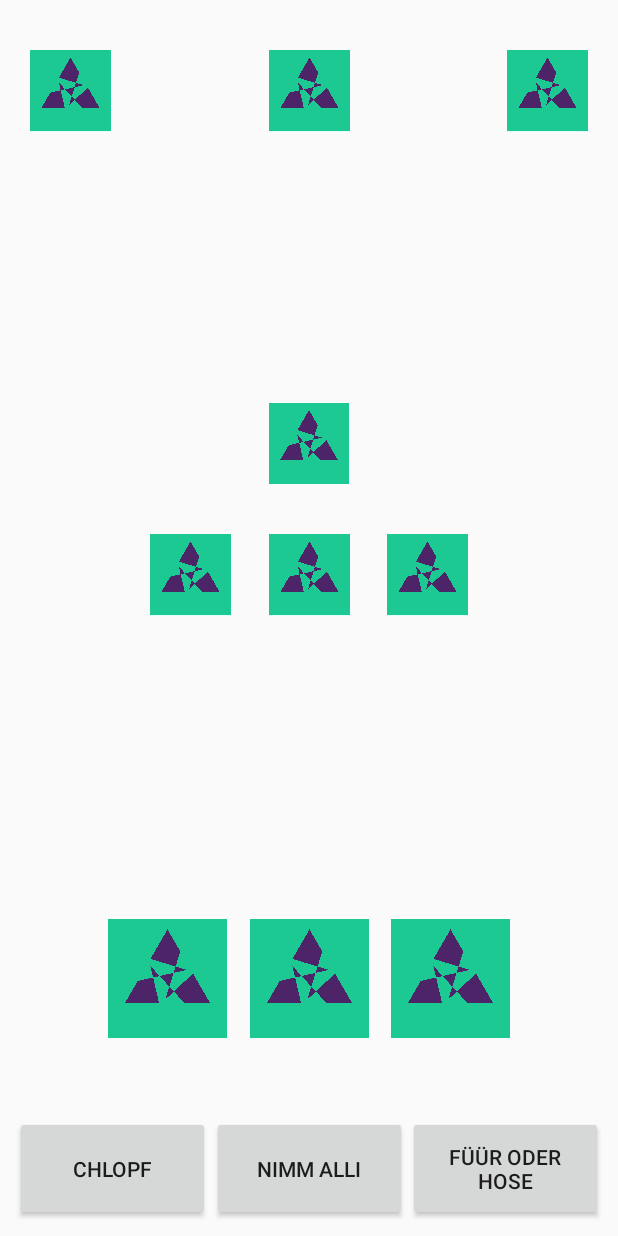
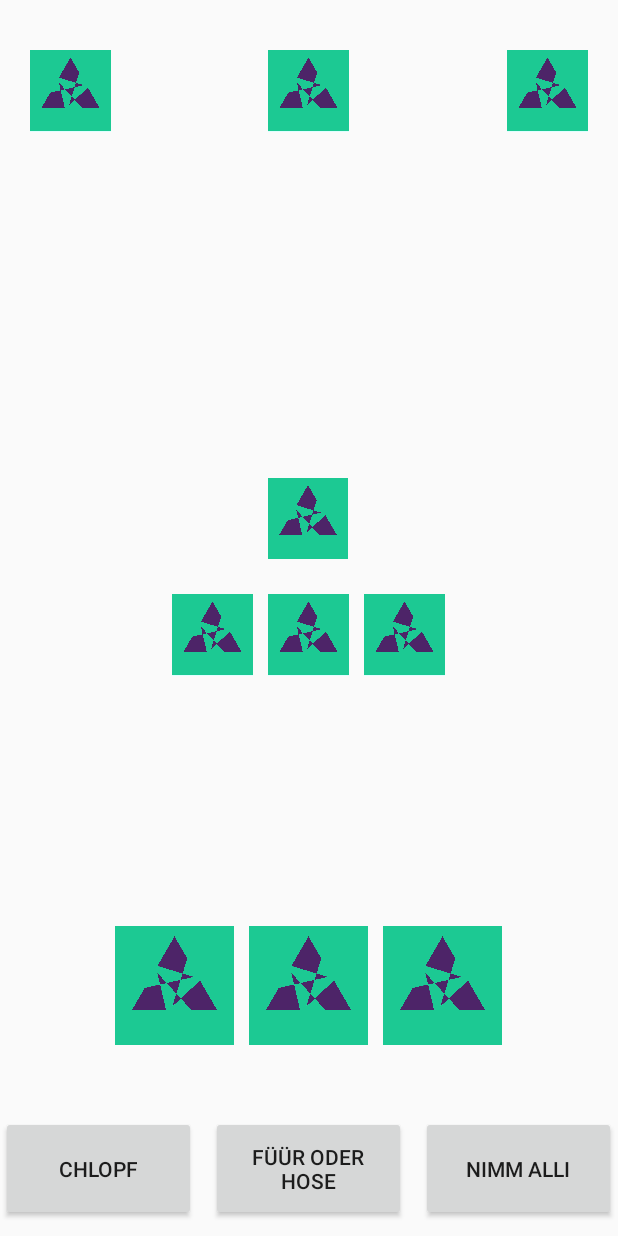
Before and after one commit to chbauman/HosenApp, an Android app: the layout activity_main.xml on its own in the app's theme, with its tools: preview values and no code run, on a phone screen of 412 x 824 dp. Run offline under Robolectric (Android 15) with nearby library versions, the phone set to English and light mode, and no system bars.

Commit message:
Fixed text also with hosenabe

```diff
--- a/app/src/main/java/com/example/test/MainActivity.java
+++ b/app/src/main/java/com/example/test/MainActivity.java
@@ -23,14 +23,18 @@ import android.view.MotionEvent;
 import android.view.View;
 import android.view.Menu;
 import android.view.MenuItem;
+import android.view.ViewGroup;
 import android.view.animation.LinearInterpolator;
 import android.view.animation.TranslateAnimation;
 import android.widget.EditText;
 import android.widget.ImageView;
+import android.widget.RelativeLayout;
+import android.widget.TextView;
 
 import org.jetbrains.annotations.NotNull;
 
 import java.util.ArrayList;
+import java.util.Iterator;
 import java.util.List;
 import java.util.Random;
 
@@ -76,6 +80,8 @@ public class MainActivity extends AppCompatActivity implements GameOverDialog.GO
     // Array containing the Views of the other players
     ImageView[] p_views;
 
+    List<TextView> addedTextsViews = new ArrayList<TextView>();
+
     public void startNew(){
         startNewGame();
     }
@@ -91,6 +97,15 @@ public class MainActivity extends AppCompatActivity implements GameOverDialog.GO
         forced_lost_index = -1;
         fire_index = -1;
         hose_index = -1;
+
+        // Remove texts
+        Iterator itr = addedTextsViews.iterator();
+        while (itr.hasNext()) {
+            TextView v = (TextView)itr.next();
+            ViewGroup vg = (ViewGroup)(v.getParent());
+            vg.removeView(v);
+            itr.remove();
+        }
 
         // Shuffle deck
         List<Integer> rp = getRandPerm(n_cards).subList(0, n_used_cards);
@@ -133,8 +148,6 @@ public class MainActivity extends AppCompatActivity implements GameOverDialog.GO
         p_views[0] = findViewById(R.id.p3);
         p_views[1] = findViewById(R.id.p2);
         p_views[2] = findViewById(R.id.p1);
-
-
 
         // Initialize game
         n_play_cs = n_players * 3;
@@ -498,7 +511,7 @@ public class MainActivity extends AppCompatActivity implements GameOverDialog.GO
         // Check if knocked
         if(k){
             Log.d("Player " + (playerId + 1), " knocked");
-            knock();
+            knock(playerId + 1);
             return;
         }
         // Take all cards
@@ -531,6 +544,8 @@ public class MainActivity extends AppCompatActivity implements GameOverDialog.GO
             Log.d("Player " + (playerId + 1), " hosed");
             if(pantsDown(playerId + 1)){
                 hose_index = playerId + 1;
+                ImageView player_card_view = p_views[playerId];
+                setTextViewBelowImgView(player_card_view, R.string.pants_down);
             } else {
                 forced_lost_index = playerId + 1;
             }
@@ -551,9 +566,13 @@ public class MainActivity extends AppCompatActivity implements GameOverDialog.GO
 
     }
 
-    public void knock(){
+    public void knock(int playerId){
         if(turn_ind < n_players){
             throw new IllegalStateException("Cannot knock now!");
+        }
+        if(playerId > 0){
+            ImageView player_card_view = p_views[playerId - 1];
+            setTextViewBelowImgView(player_card_view, R.string.knocker);
         }
         if(chlopfed < 0){
             chlopfed = turn_ind;
@@ -583,7 +602,7 @@ public class MainActivity extends AppCompatActivity implements GameOverDialog.GO
     public void knockButton(View view) {
         if(turn_ind >= n_players){
             if(turn == 0){
-                knock();
+                knock(0);
                 nextTurn();
             }
         }
@@ -698,6 +717,7 @@ public class MainActivity extends AppCompatActivity implements GameOverDialog.GO
         final int first_card_arr_ind = playerID * 3;
         final int first_card_id = used_cards.get(first_card_arr_ind);
         final int color = first_card_id / 9;
+        boolean has_ace = false;
         for(int i = 0; i < 3; ++i){
             final int hand_arr_ind = playerID * 3 + i;
             final int curr_hand_card_id = used_cards.get(hand_arr_ind);
@@ -705,11 +725,17 @@ public class MainActivity extends AppCompatActivity implements GameOverDialog.GO
             final boolean right_col = curr_color == color;
             final boolean ace = curr_hand_card_id % 9 == 0;
             final boolean image = curr_hand_card_id % 9 > 4;
+            if(ace){
+                has_ace = true;
+            }
             if(!right_col || (!ace && !image)) {
                 return false;
             }
         }
-        return true;
+        if(has_ace){
+            return true;
+        }
+        return false;
     }
 
     public boolean trapOnTable(){
@@ -741,6 +767,25 @@ public class MainActivity extends AppCompatActivity implements GameOverDialog.GO
     }
 
     // Image view helper functions
+    public void setTextViewBelowImgView(ImageView iv, int s){
+
+        int top_dist = iv.getTop();
+        int left_dist = iv.getLeft();
+        top_dist += iv.getHeight();
+
+        // Add TextView
+        RelativeLayout rl = findViewById(R.id.main_layout);
+        TextView tv = new TextView(this);
+        tv.setText(s);
+        RelativeLayout.LayoutParams params = new RelativeLayout.LayoutParams(
+                ViewGroup.LayoutParams.WRAP_CONTENT, ViewGroup.LayoutParams.WRAP_CONTENT);
+        params.addRule(RelativeLayout.ALIGN_PARENT_LEFT, RelativeLayout.TRUE);
+        params.leftMargin = left_dist;
+        params.topMargin = top_dist;
+        rl.addView(tv, params);
+        addedTextsViews.add(tv);
+    }
+
     public void setHidden(){
         Bitmap card_bmp = getCard(54, 0);
         Matrix matrix = new Matrix();
--- a/app/src/main/res/layout/activity_main.xml
+++ b/app/src/main/res/layout/activity_main.xml
@@ -13,6 +13,6 @@
 
     <include
         layout="@layout/content_main"
-        android:layout_height="470dp" />
+        android:layout_height="match_parent" />
 
 </android.support.design.widget.CoordinatorLayout>
--- a/app/src/main/res/layout/content_main.xml
+++ b/app/src/main/res/layout/content_main.xml
@@ -1,9 +1,10 @@
 <?xml version="1.0" encoding="utf-8"?>
-<android.support.constraint.ConstraintLayout xmlns:android="http://schemas.android.com/apk/res/android"
+<RelativeLayout xmlns:android="http://schemas.android.com/apk/res/android"
     xmlns:app="http://schemas.android.com/apk/res-auto"
     xmlns:tools="http://schemas.android.com/tools"
     android:layout_width="match_parent"
     android:layout_height="match_parent"
+    android:id="@+id/main_layout"
     app:layout_behavior="@string/appbar_scrolling_view_behavior"
     tools:context=".MainActivity"
     tools:showIn="@layout/activity_main">
@@ -12,10 +13,11 @@
         android:id="@+id/card1"
         android:layout_width="79dp"
         android:layout_height="123dp"
-        android:layout_marginStart="72dp"
-        android:layout_marginLeft="72dp"
-        android:layout_marginBottom="30dp"
-        app:layout_constraintBottom_toTopOf="@+id/tkall"
+        android:layout_alignEnd="@+id/card2"
+        android:layout_alignRight="@+id/card2"
+        android:layout_alignBottom="@+id/card2"
+        android:layout_marginRight="89dp"
+        android:layout_marginBottom="0dp"
         app:layout_constraintStart_toStartOf="parent"
         app:srcCompat="@drawable/entwurf" />
 
@@ -23,7 +25,9 @@
         android:id="@+id/card2"
         android:layout_width="79dp"
         android:layout_height="123dp"
-        android:layout_marginBottom="30dp"
+        android:layout_above="@+id/hose"
+        android:layout_centerHorizontal="true"
+        android:layout_marginBottom="25dp"
         app:layout_constraintBottom_toTopOf="@+id/tkall"
         app:layout_constraintEnd_toStartOf="@+id/card3"
         app:layout_constraintStart_toEndOf="@+id/card1"
@@ -33,20 +37,22 @@
         android:id="@+id/card3"
         android:layout_width="79dp"
         android:layout_height="123dp"
-        android:layout_marginEnd="72dp"
-        android:layout_marginRight="72dp"
-        android:layout_marginBottom="30dp"
-        app:layout_constraintBottom_toTopOf="@+id/tkall"
-        app:layout_constraintEnd_toEndOf="parent"
+        android:layout_alignEnd="@+id/card2"
+        android:layout_alignRight="@+id/card2"
+        android:layout_alignBottom="@+id/card2"
+        android:layout_marginRight="-89dp"
+        android:layout_marginBottom="0dp"
         app:srcCompat="@drawable/entwurf" />
 
     <ImageView
         android:id="@+id/cd_op1"
         android:layout_width="54dp"
         android:layout_height="81dp"
-        android:layout_marginStart="100dp"
-        android:layout_marginLeft="100dp"
-        android:layout_marginTop="20dp"
+        android:layout_alignTop="@+id/cd_op2"
+        android:layout_alignEnd="@+id/cd_op2"
+        android:layout_alignRight="@+id/cd_op2"
+        android:layout_marginTop="0dp"
+        android:layout_marginRight="64dp"
         app:layout_constraintStart_toStartOf="parent"
         app:layout_constraintTop_toBottomOf="@+id/cd_verd"
         app:srcCompat="@drawable/entwurf" />
@@ -55,60 +61,61 @@
         android:id="@+id/cd_op2"
         android:layout_width="54dp"
         android:layout_height="81dp"
-        android:layout_marginTop="20dp"
-        app:layout_constraintEnd_toStartOf="@+id/cd_op3"
-        app:layout_constraintStart_toEndOf="@+id/cd_op1"
-        app:layout_constraintTop_toBottomOf="@+id/cd_verd"
+        android:layout_centerHorizontal="true"
+        android:layout_above="@+id/card2"
+        android:layout_marginBottom="131dp"
         app:srcCompat="@drawable/entwurf" />
 
     <ImageView
         android:id="@+id/cd_op3"
         android:layout_width="54dp"
         android:layout_height="81dp"
-        android:layout_marginTop="20dp"
-        android:layout_marginEnd="100dp"
-        android:layout_marginRight="100dp"
-        app:layout_constraintEnd_toEndOf="parent"
-        app:layout_constraintTop_toBottomOf="@+id/cd_verd"
+        android:layout_alignTop="@+id/cd_op2"
+        android:layout_alignEnd="@+id/cd_op2"
+        android:layout_alignRight="@+id/cd_op2"
+        android:layout_marginTop="0dp"
+        android:layout_marginRight="-64dp"
         app:srcCompat="@drawable/entwurf" />
 
     <ImageView
         android:id="@+id/cd_verd"
         android:layout_width="81dp"
         android:layout_height="54dp"
+        android:layout_above="@+id/cd_op2"
+        android:layout_alignEnd="@+id/cd_op2"
+        android:layout_alignRight="@+id/cd_op2"
+        android:layout_marginRight="-13.5dp"
+        android:layout_marginBottom="10dp"
         app:layout_constraintBottom_toTopOf="@+id/card2"
         app:layout_constraintEnd_toEndOf="parent"
-        app:layout_constraintStart_toStartOf="parent"
-        app:layout_constraintTop_toTopOf="parent"
         app:srcCompat="@drawable/entwurf" />
 
     <ImageView
         android:id="@+id/p1"
         android:layout_width="54dp"
         android:layout_height="81dp"
-        android:layout_marginStart="20dp"
+        android:layout_alignTop="@+id/p2"
+        android:layout_alignParentStart="true"
+        android:layout_alignParentLeft="true"
         android:layout_marginLeft="20dp"
-        android:layout_marginTop="20dp"
-        app:layout_constraintStart_toStartOf="parent"
-        app:layout_constraintTop_toTopOf="parent"
+        android:layout_marginTop="0dp"
         app:srcCompat="@drawable/entwurf" />
 
     <ImageView
         android:id="@+id/p2"
         android:layout_width="54dp"
         android:layout_height="81dp"
+        android:layout_centerHorizontal="true"
         android:layout_marginTop="20dp"
-        app:layout_constraintEnd_toStartOf="@+id/p3"
-        app:layout_constraintStart_toEndOf="@+id/p1"
-        app:layout_constraintTop_toTopOf="parent"
         app:srcCompat="@drawable/entwurf" />
 
     <ImageView
         android:id="@+id/p3"
         android:layout_width="54dp"
         android:layout_height="81dp"
-        android:layout_marginTop="20dp"
-        android:layout_marginEnd="20dp"
+        android:layout_alignTop="@+id/p2"
+        android:layout_alignParentEnd="true"
+        android:layout_marginTop="0dp"
         android:layout_marginRight="20dp"
         app:layout_constraintEnd_toEndOf="parent"
         app:layout_constraintTop_toTopOf="parent"
@@ -118,9 +125,10 @@
         android:id="@+id/chlopf"
         android:layout_width="130dp"
         android:layout_height="70dp"
-        android:layout_marginStart="10dp"
-        android:layout_marginLeft="10dp"
-        android:layout_marginBottom="10dp"
+        android:layout_alignRight="@+id/hose"
+        android:layout_alignBottom="@+id/hose"
+        android:layout_marginRight="140dp"
+        android:layout_marginBottom="0dp"
         android:onClick="knockButton"
         android:text="@string/knock"
         app:layout_constraintBottom_toBottomOf="parent"
@@ -130,23 +138,21 @@
         android:id="@+id/tkall"
         android:layout_width="130dp"
         android:layout_height="70dp"
-        android:layout_marginBottom="10dp"
+        android:layout_alignLeft="@+id/hose"
+        android:layout_alignBottom="@+id/hose"
+        android:layout_marginLeft="140dp"
+        android:layout_marginBottom="0dp"
         android:onClick="takeAllButton"
-        android:text="@string/take_all"
-        app:layout_constraintBottom_toBottomOf="parent"
-        app:layout_constraintEnd_toStartOf="@+id/hose"
-        app:layout_constraintStart_toEndOf="@+id/chlopf" />
+        android:text="@string/take_all" />
 
     <Button
         android:id="@+id/hose"
         android:layout_width="130dp"
         android:layout_height="70dp"
-        android:layout_marginEnd="10dp"
-        android:layout_marginRight="10dp"
         android:layout_marginBottom="10dp"
+        android:layout_alignParentBottom="true"
+        android:layout_centerHorizontal="true"
         android:onClick="fireButton"
-        android:text="@string/fire_or_pants"
-        app:layout_constraintBottom_toBottomOf="parent"
-        app:layout_constraintEnd_toEndOf="parent" />
+        android:text="@string/fire_or_pants"/>
 
-</android.support.constraint.ConstraintLayout>
+</RelativeLayout>
--- a/app/src/main/res/values/strings.xml
+++ b/app/src/main/res/values/strings.xml
@@ -1,10 +1,6 @@
 <resources>
     <string name="app_name">Test</string>
-    <string name="reset">Reset</string>
-    <string name="go_back">Goh Zrugg</string>
     <string name="action_settings">Settings</string>
-    <string name="edit_message">Dini Mueter</string>
-    <string name="button_send">Send de Shit</string>
     <string name="hose_str">Hosenabe</string>
     <string name="score_str">%1$.2f Pünkt.</string>
     <string name="game_over">Spiel Vorbii</string>
@@ -13,4 +9,6 @@
     <string name="knock">Chlopf</string>
     <string name="fire_or_pants">Füür oder Hose</string>
     <string name="default_title">Titel</string>
+    <string name="knocker">Chlopfer</string>
+    <string name="pants_down">Hose dunne</string>
 </resources>
```
